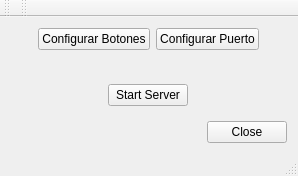
This is mainwindow.ui in fedelway/JoystickServer as Qt 5 draws it before an edit. The edited form follows.
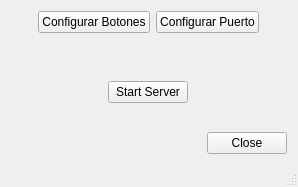
This is the edited form.

```diff
--- a/mainwindow.ui
+++ b/mainwindow.ui
@@ -7,7 +7,7 @@
     <x>0</x>
     <y>0</y>
     <width>298</width>
-    <height>176</height>
+    <height>187</height>
    </rect>
   </property>
   <property name="windowTitle">
@@ -145,26 +145,7 @@
     </rect>
    </property>
   </widget>
-  <widget class="QToolBar" name="mainToolBar">
-   <attribute name="toolBarArea">
-    <enum>TopToolBarArea</enum>
-   </attribute>
-   <attribute name="toolBarBreak">
-    <bool>false</bool>
-   </attribute>
-  </widget>
   <widget class="QStatusBar" name="statusBar"/>
-  <widget class="QToolBar" name="toolBar">
-   <property name="windowTitle">
-    <string>toolBar</string>
-   </property>
-   <attribute name="toolBarArea">
-    <enum>TopToolBarArea</enum>
-   </attribute>
-   <attribute name="toolBarBreak">
-    <bool>false</bool>
-   </attribute>
-  </widget>
  </widget>
  <layoutdefault spacing="6" margin="11"/>
  <resources/>
```
Left out of the diff: 2 changed lines with no effect on the pictures.
